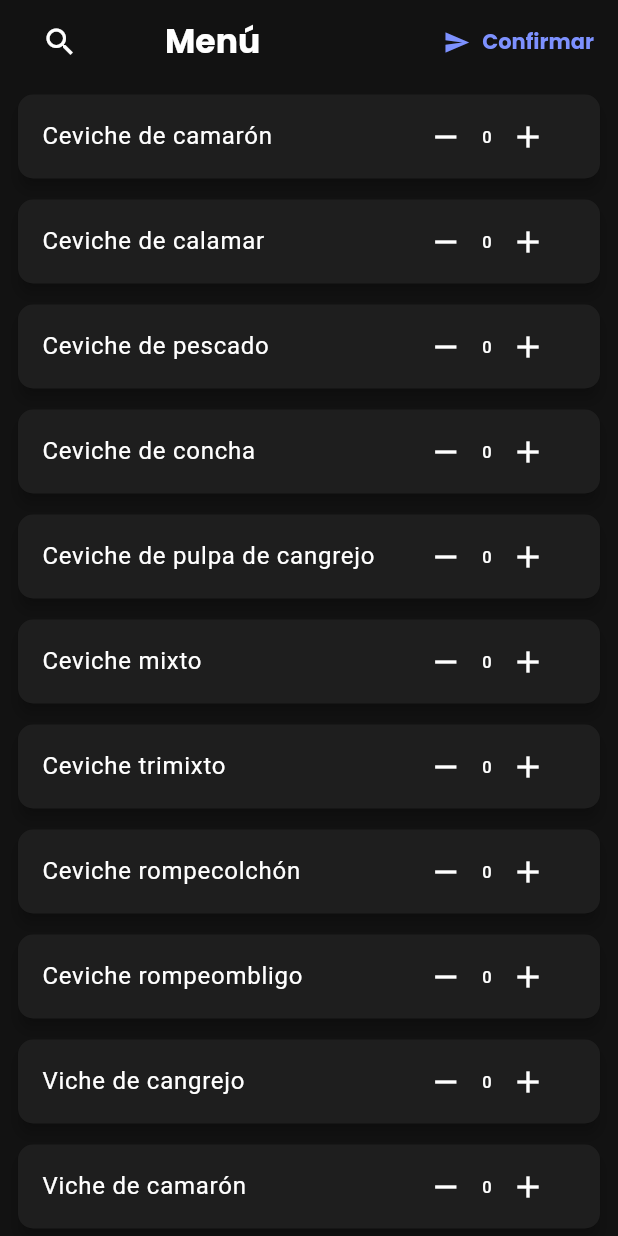
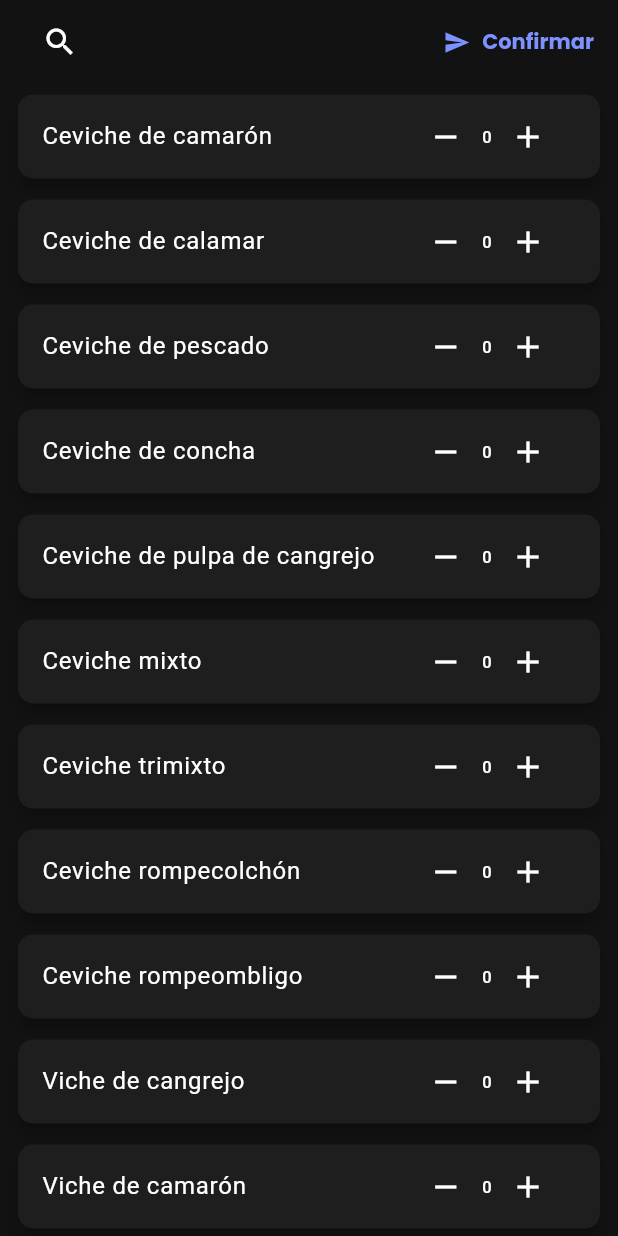
Before and after one commit to Erick-Calvache/cevicheria_app, a Flutter app: the MenuPage screen opened by its route, on a phone screen of 412 x 824 dp. Run offline on Flutter 3.47's test engine with Material 3 defaults, Android fonts, the phone set to English and light mode, and no system bars; our stand-ins replace audioplayers, cloud_firestore, device_info_plus, firebase_core, firebase_messaging, flutter_local_notifications and 4 more; accounts and stored records are empty.

```diff
--- a/lib/pages/menu_page.dart
+++ b/lib/pages/menu_page.dart
@@ -374,12 +374,6 @@ class _MenuPageState extends State<MenuPage> {
             ),
 
             // Título centrado, que no se mueve
-            Center(
-              child: Text(
-                'Menú',
-                style: GoogleFonts.poppins(fontWeight: FontWeight.bold),
-              ),
-            ),
           ],
         ),
         centerTitle: true,
```
Also changed, not shown: 3 other files.
